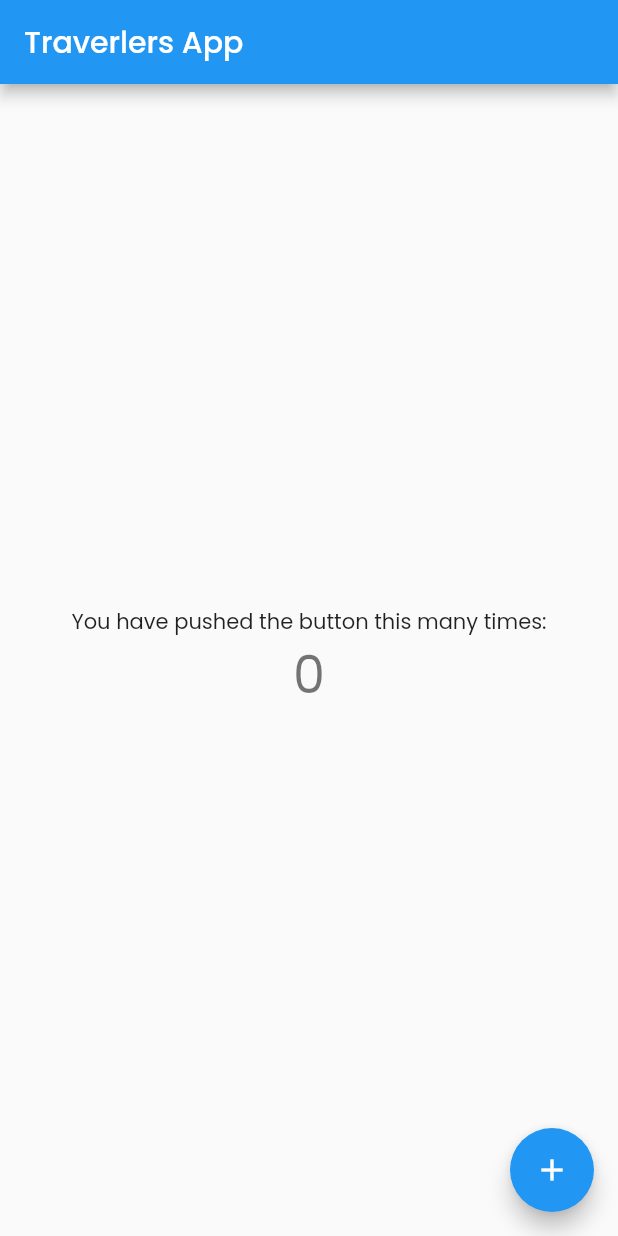
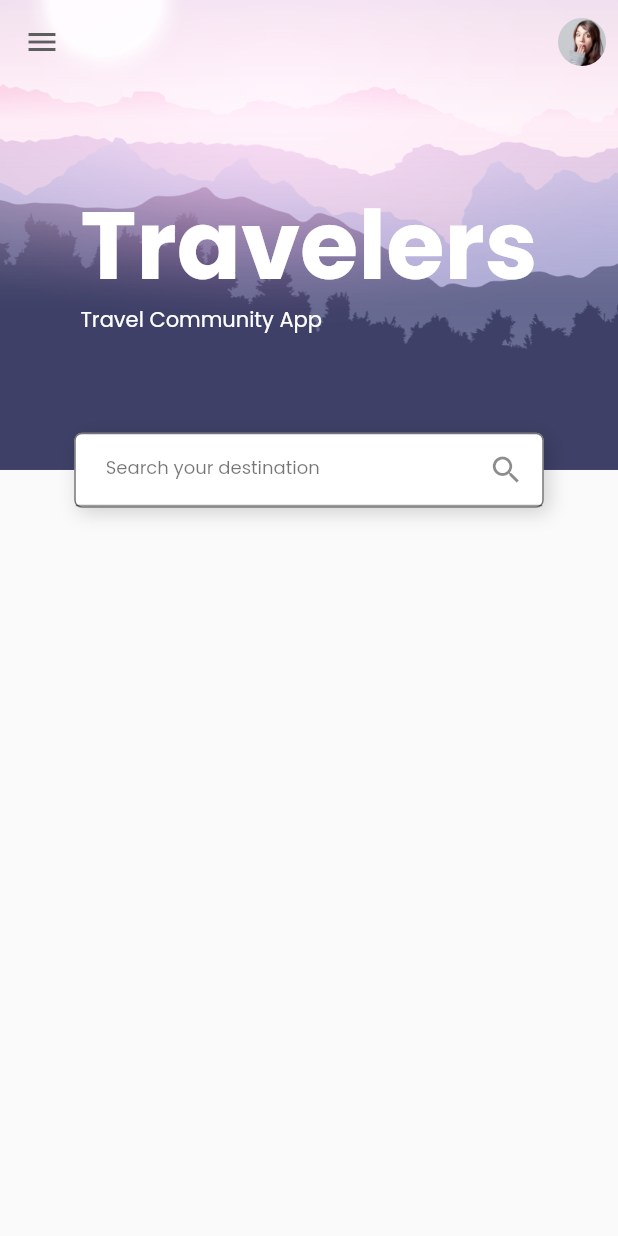
Before and after one commit to xuanbinh313/travel_app, a Flutter app: the screen it shows after launch, on a phone screen of 412 x 824 dp. Run offline on Flutter 3.47's test engine with Material 2 defaults, Android fonts, the phone set to English and light mode, and no system bars; our stand-ins replace google_fonts.

Commit message:
Header Home screen

```diff
--- a/lib/main.dart
+++ b/lib/main.dart
@@ -1,5 +1,6 @@
 import 'package:flutter/material.dart';
 import 'package:google_fonts/google_fonts.dart';
+import 'package:travel_app/screens/home_screen.dart';
 
 void main() {
   runApp(const MyApp());
@@ -8,112 +9,17 @@ void main() {
 class MyApp extends StatelessWidget {
   const MyApp({Key? key}) : super(key: key);
 
-  // This widget is the root of your application.
   @override
   Widget build(BuildContext context) {
     return MaterialApp(
-      title: 'Flutter Demo',
+      debugShowCheckedModeBanner: false,
       theme: ThemeData(
         textTheme: GoogleFonts.poppinsTextTheme(
           Theme.of(context).textTheme,
         ),
-        // This is the theme of your application.
-        //
-        // Try running your application with "flutter run". You'll see the
-        // application has a blue toolbar. Then, without quitting the app, try
-        // changing the primarySwatch below to Colors.green and then invoke
-        // "hot reload" (press "r" in the console where you ran "flutter run",
-        // or simply save your changes to "hot reload" in a Flutter IDE).
-        // Notice that the counter didn't reset back to zero; the application
-        // is not restarted.
         primarySwatch: Colors.blue,
       ),
-      home: const MyHomePage(title: 'Traverlers App'),
+      home: const HomeScreen(),
     );
   }
 }
-
-class MyHomePage extends StatefulWidget {
-  const MyHomePage({Key? key, required this.title}) : super(key: key);
-
-  // This widget is the home page of your application. It is stateful, meaning
-  // that it has a State object (defined below) that contains fields that affect
-  // how it looks.
-
-  // This class is the configuration for the state. It holds the values (in this
-  // case the title) provided by the parent (in this case the App widget) and
-  // used by the build method of the State. Fields in a Widget subclass are
-  // always marked "final".
-
-  final String title;
-
-  @override
-  State<MyHomePage> createState() => _MyHomePageState();
-}
-
-class _MyHomePageState extends State<MyHomePage> {
-  int _counter = 0;
-
-  void _incrementCounter() {
-    setState(() {
-      // This call to setState tells the Flutter framework that something has
-      // changed in this State, which causes it to rerun the build method below
-      // so that the display can reflect the updated values. If we changed
-      // _counter without calling setState(), then the build method would not be
-      // called again, and so nothing would appear to happen.
-      _counter++;
-    });
-  }
-
-  @override
-  Widget build(BuildContext context) {
-    // This method is rerun every time setState is called, for instance as done
-    // by the _incrementCounter method above.
-    //
-    // The Flutter framework has been optimized to make rerunning build methods
-    // fast, so that you can just rebuild anything that needs updating rather
-    // than having to individually change instances of widgets.
-    return Scaffold(
-      appBar: AppBar(
-        // Here we take the value from the MyHomePage object that was created by
-        // the App.build method, and use it to set our appbar title.
-        title: Text(widget.title),
-      ),
-      body: Center(
-        // Center is a layout widget. It takes a single child and positions it
-        // in the middle of the parent.
-        child: Column(
-          // Column is also a layout widget. It takes a list of children and
-          // arranges them vertically. By default, it sizes itself to fit its
-          // children horizontally, and tries to be as tall as its parent.
-          //
-          // Invoke "debug painting" (press "p" in the console, choose the
-          // "Toggle Debug Paint" action from the Flutter Inspector in Android
-          // Studio, or the "Toggle Debug Paint" command in Visual Studio Code)
-          // to see the wireframe for each widget.
-          //
-          // Column has various properties to control how it sizes itself and
-          // how it positions its children. Here we use mainAxisAlignment to
-          // center the children vertically; the main axis here is the vertical
-          // axis because Columns are vertical (the cross axis would be
-          // horizontal).
-          mainAxisAlignment: MainAxisAlignment.center,
-          children: <Widget>[
-            const Text(
-              'You have pushed the button this many times:',
-            ),
-            Text(
-              '$_counter',
-              style: Theme.of(context).textTheme.headline4,
-            ),
-          ],
-        ),
-      ),
-      floatingActionButton: FloatingActionButton(
-        onPressed: _incrementCounter,
-        tooltip: 'Increment',
-        child: const Icon(Icons.add),
-      ), // This trailing comma makes auto-formatting nicer for build methods.
-    );
-  }
-}
--- /dev/null
+++ b/lib/screens/components/body.dart
@@ -0,0 +1,15 @@
+import 'package:flutter/material.dart';
+import 'home_header.dart';
+
+class Body extends StatelessWidget {
+  const Body({Key? key}) : super(key: key);
+
+  @override
+  Widget build(BuildContext context) {
+    return Column(
+      children: const [
+        HomeHeader(),
+      ],
+    );
+  }
+}
--- /dev/null
+++ b/lib/screens/components/home_header.dart
@@ -0,0 +1,46 @@
+import 'package:flutter/material.dart';
+import 'package:travel_app/screens/components/search_field.dart';
+
+class HomeHeader extends StatelessWidget {
+  const HomeHeader({
+    Key? key,
+  }) : super(key: key);
+
+  @override
+  Widget build(BuildContext context) {
+    return Stack(
+      alignment: Alignment.center,
+      clipBehavior: Clip.none,
+      children: [
+        Image.asset(
+          'assets/images/home_bg.png',
+          fit: BoxFit.cover,
+          width: double.infinity,
+        ),
+        Column(
+          crossAxisAlignment: CrossAxisAlignment.start,
+          children: const [
+            SizedBox(height: 50),
+            Text(
+              'Travelers',
+              style: TextStyle(
+                fontSize: 63,
+                fontWeight: FontWeight.bold,
+                color: Colors.white,
+                height: 1,
+              ),
+            ),
+            Text(
+              'Travel Community App',
+              style: TextStyle(color: Colors.white),
+            )
+          ],
+        ),
+        const Positioned(
+          bottom: -25,
+          child: SearchField(),
+        )
+      ],
+    );
+  }
+}
--- /dev/null
+++ b/lib/screens/components/search_field.dart
@@ -0,0 +1,37 @@
+import 'package:flutter/material.dart';
+import 'package:travel_app/constants.dart';
+
+class SearchField extends StatelessWidget {
+  const SearchField({
+    Key? key,
+  }) : super(key: key);
+
+  @override
+  Widget build(BuildContext context) {
+    return Container(
+      width: 313,
+      height: 50,
+      decoration: BoxDecoration(
+          boxShadow: [
+            BoxShadow(
+                offset: const Offset(3, 3),
+                blurRadius: 10,
+                color: Colors.black.withOpacity(0.16))
+          ],
+          color: Colors.white,
+          borderRadius: BorderRadius.circular(5),
+          border: Border.all(color: Colors.black54)),
+      child: TextField(
+        onChanged: (value) {},
+        decoration: const InputDecoration(
+            hintText: 'Search your destination',
+            hintStyle: TextStyle(fontSize: 12, color: Colors.black54),
+            contentPadding: EdgeInsets.symmetric(
+              horizontal: kDefaultPadding,
+              vertical: kDefaultPadding / 2,
+            ),
+            suffixIcon: Icon(Icons.search)),
+      ),
+    );
+  }
+}
--- /dev/null
+++ b/lib/screens/home_screen.dart
@@ -0,0 +1,36 @@
+import 'package:flutter/material.dart';
+import 'package:travel_app/constants.dart';
+import 'package:travel_app/screens/components/body.dart';
+
+class HomeScreen extends StatelessWidget {
+  const HomeScreen({Key? key}) : super(key: key);
+
+  @override
+  Widget build(BuildContext context) {
+    return Scaffold(
+      extendBodyBehindAppBar: true,
+      appBar: buildAppBar(),
+      body: const Body(),
+    );
+  }
+
+  AppBar buildAppBar() {
+    return AppBar(
+      elevation: 0.0,
+      backgroundColor: Colors.transparent,
+      leading: IconButton(
+        onPressed: () {},
+        icon: const Icon(
+          Icons.menu,
+          color: kIconColor,
+        ),
+      ),
+      actions: [
+        IconButton(
+          onPressed: () {},
+          icon: ClipOval(child: Image.asset('assets/images/profile.png')),
+        )
+      ],
+    );
+  }
+}
```
